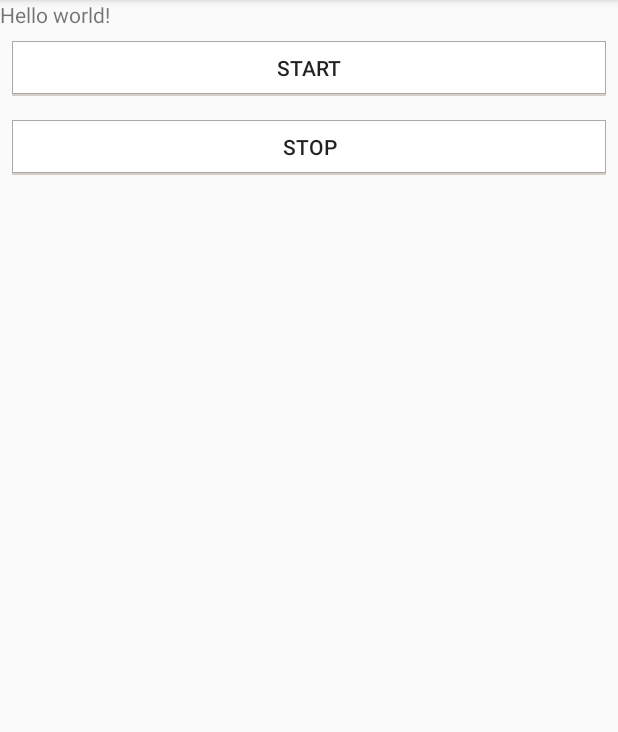
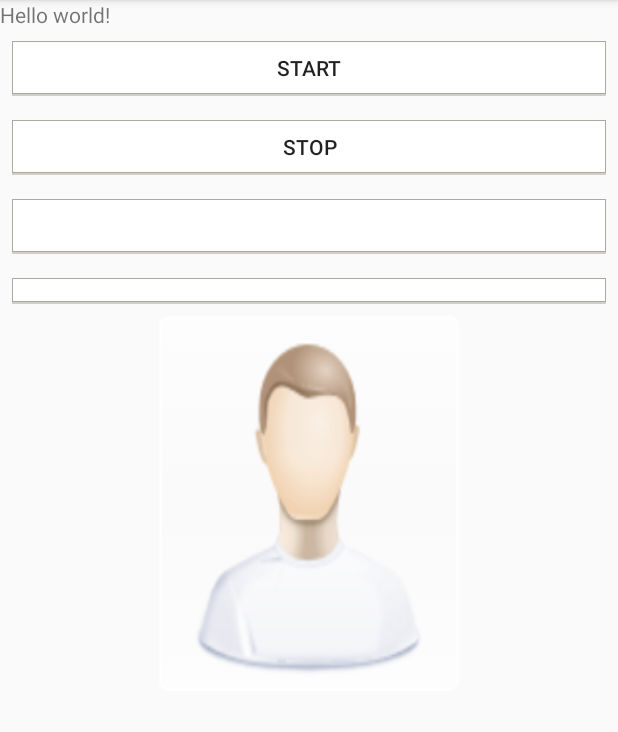
Before and after one commit to KazuCocoa/ScreenCapture, an Android app: the screen it shows after launch (MainActivity), on a phone screen of 412 x 824 dp, the part 84-816 px from its top. Run offline under Robolectric (Android 15) with nearby library versions, the phone set to English and light mode, and no system bars.

```diff
--- a/NotificationSample/src/main/java/com/notificationsample/notificationsample/CaptureScreen.java
+++ b/NotificationSample/src/main/java/com/notificationsample/notificationsample/CaptureScreen.java
@@ -39,11 +39,11 @@ public class CaptureScreen extends Service {
         Intent intent = new Intent(this, MainActivity.class);
 
         intent.putExtra("text", "Notification Activity");
-        intent.setFlags(Intent.FLAG_ACTIVITY_NEW_TASK | Intent.FLAG_ACTIVITY_CLEAR_TASK);
-
+        //intent.setFlags(Intent.FLAG_ACTIVITY_NEW_TASK | Intent.FLAG_ACTIVITY_CLEAR_TASK);
+        intent.setFlags(Intent.FLAG_ACTIVITY_EXCLUDE_FROM_RECENTS);
         PendingIntent pendingIntent =
                 PendingIntent.getActivity(this, 0, intent,
-                        PendingIntent.FLAG_CANCEL_CURRENT);
+                        PendingIntent.FLAG_UPDATE_CURRENT);
 
         NotificationCompat.Builder builder = new NotificationCompat.Builder(this);
         builder.setSmallIcon(R.drawable.ic_launcher);
--- a/NotificationSample/src/main/java/com/notificationsample/notificationsample/MainActivity.java
+++ b/NotificationSample/src/main/java/com/notificationsample/notificationsample/MainActivity.java
@@ -1,17 +1,26 @@
 package com.notificationsample.notificationsample;
 
+import android.graphics.Bitmap;
+import android.os.Environment;
 import android.support.v7.app.ActionBarActivity;
 import android.content.Intent;
 import android.os.Bundle;
 import android.view.View;
 import android.widget.Button;
-
+import android.widget.ImageView;
+import android.widget.Toast;
 
 import com.notificationsample.notificationsample.R.id;
 
+import java.io.ByteArrayOutputStream;
+import java.io.File;
+import java.io.FileOutputStream;
+
 public class MainActivity extends ActionBarActivity {
 
-    Intent it = null;
+    private Intent it = null;
+    ImageView imageViewCapture, imageViewPreview;
+    Bitmap bitmap;
 
     @Override
     protected void onCreate(Bundle savedInstanceState) {
@@ -20,9 +29,12 @@ public class MainActivity extends ActionBarActivity {
 
         Button startButton = (Button) findViewById(id.button1);
         Button stopButton = (Button) findViewById(id.button2);
+        imageViewPreview = (ImageView) findViewById(R.id.ImageViewPreview);
+        imageViewCapture = (ImageView) findViewById(id.ImageViewCapture);
 
         startButton.setOnClickListener(startListener);
         stopButton.setOnClickListener(stopListener);
+        imageViewCapture.setOnClickListener(takePictureListenr);
     }
 
     private View.OnClickListener startListener = new View.OnClickListener() {
@@ -34,11 +46,55 @@ public class MainActivity extends ActionBarActivity {
 
     private View.OnClickListener stopListener = new View.OnClickListener() {
         public void onClick(View v) {
-            if ( it != null)
+            if ( it!= null)
             {
                 stopService(it);
             }
             it = null;
         }
     };
+
+    private View.OnClickListener takePictureListenr = new View.OnClickListener() {
+        public void onClick(View v) {
+            bitmap = getBitmapOfView(imageViewCapture);
+            imageViewPreview.setImageBitmap(bitmap);
+            createImageFromBitmap(bitmap);
+        }
+    };
+
+    private Intent setServiceIntent(){
+        return it;
+    }
+
+    private Intent getServiceIntent(){
+        return it;
+    }
+
+    public Bitmap getBitmapOfView(View v)
+    {
+        Toast.makeText(this, "take a bitmap", Toast.LENGTH_LONG).show();
+        View rootview = v.getRootView();
+        rootview.setDrawingCacheEnabled(true);
+        Bitmap bmp = rootview.getDrawingCache();
+        return bmp;
+    }
+
+    public void createImageFromBitmap(Bitmap bmp)
+    {
+        ByteArrayOutputStream bytes = new ByteArrayOutputStream();
+        bmp.compress(Bitmap.CompressFormat.JPEG, 40, bytes);
+        File file = new File( Environment.getExternalStorageDirectory() + "/capturedscreen.jpg");
+        try
+        {
+            file.createNewFile();
+            FileOutputStream ostream = new FileOutputStream(file);
+            ostream.write(bytes.toByteArray());
+            ostream.close();
+        }
+        catch (Exception e)
+        {
+            e.printStackTrace();
+        }
+    }
+
 }
--- /dev/null
+++ b/NotificationSample/src/main/res/drawable/pic_preview_border.xml
@@ -0,0 +1,17 @@
+<?xml version="1.0" encoding="utf-8"?>
+<shape xmlns:android="http://schemas.android.com/apk/res/android"
+    android:dither="true">
+    <gradient
+         android:startColor="#99ffffff"
+         android:endColor="#99ffffff"
+         android:centerColor="#00000000"
+         android:angle="90" />
+
+    <padding android:left="10dp" android:top="10dp"
+            android:right="10dp" android:bottom="10dp" />
+    <corners android:radius="5dp" />
+    <stroke
+        android:width="2dp"
+        android:color="#ccffffff"
+        />
+</shape>
--- a/NotificationSample/src/main/res/layout/activity_main.xml
+++ b/NotificationSample/src/main/res/layout/activity_main.xml
@@ -19,5 +19,34 @@
         android:layout_width="fill_parent"
         android:layout_height="wrap_content"
         android:background="@drawable/flat_panel" />
+    <Button
+        android:id="@+id/take_picture"
+        android:layout_width="fill_parent"
+        android:layout_height="wrap_content"
+        android:background="@drawable/flat_panel" />
 
-</LinearLayout>
+    <ImageView
+        android:id="@+id/ImageViewCapture"
+        android:text="@string/take_picture"
+        android:layout_width="fill_parent"
+        android:layout_height="wrap_content"
+        android:adjustViewBounds="true"
+        android:scaleType="fitXY"
+        android:layout_alignParentBottom="true"
+        android:layout_centerHorizontal="true"
+        android:background="@drawable/flat_panel" />
+
+    <ImageView
+        android:id="@+id/ImageViewPreview"
+        android:layout_width="200dp"
+        android:layout_height="250dp"
+        android:layout_gravity="center_horizontal"
+        android:adjustViewBounds="true"
+        android:scaleType="fitXY"
+        android:layout_centerInParent="true"
+        android:src="@drawable/user_pic"
+        android:background="@drawable/pic_preview_border" />
+
+
+
+    </LinearLayout>
--- a/NotificationSample/src/main/res/values/strings.xml
+++ b/NotificationSample/src/main/res/values/strings.xml
@@ -6,5 +6,6 @@
     <string name="action_settings">Settings</string>
     <string name="notification">start</string>
     <string name="notification2">stop</string>
+    <string name="take_picture">スクリーンキャプチャ</string>
 
 </resources>
```
Also changed, not shown: NotificationSample/src/main/res/drawable/user_pic.png (added).
